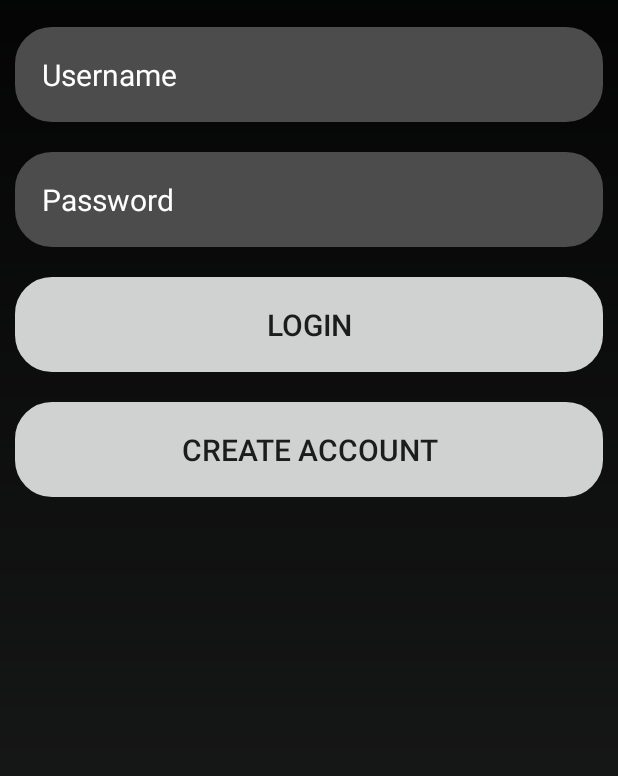
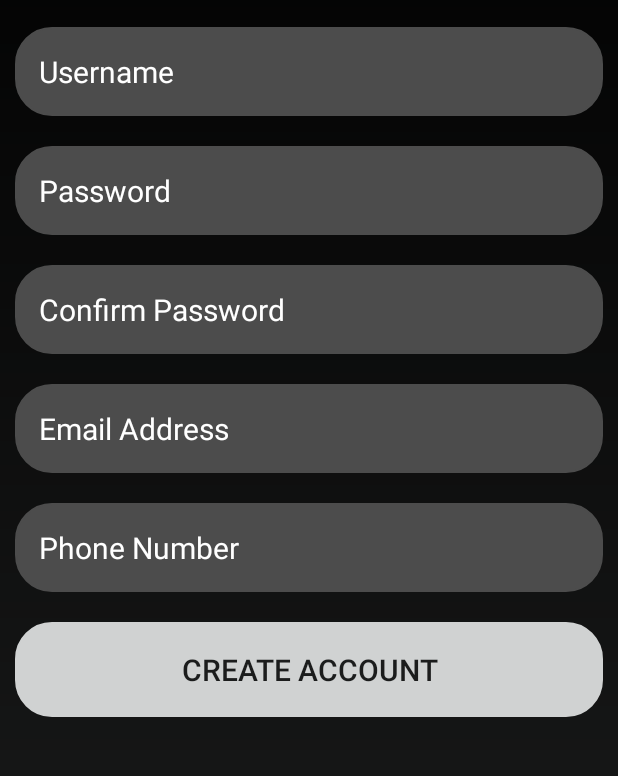
Before and after one commit to yashpatolia/nutrify, an Android app built with Jetpack Compose: the screen it shows after launch (MainActivity), after a tap on "CREATE ACCOUNT", on a phone screen of 412 x 824 dp, the part 199-975 px from its top. Run offline under Robolectric (Android 15) with nearby library versions, the phone set to English and light mode, and no system bars.

Commit message:
Login is properly integrated with the login page

```diff
--- a/code/app/src/main/java/com/example/nutrify/MainActivity.kt
+++ b/code/app/src/main/java/com/example/nutrify/MainActivity.kt
@@ -1,35 +1,69 @@
 package com.example.nutrify
 import android.os.Bundle
+import android.os.Environment
+import android.util.Log
 import android.widget.Button
 import android.widget.EditText
 import androidx.activity.ComponentActivity
-
+import com.example.nutrify.account.AccountDatabase
 
 import com.example.nutrify.account.AccountManager
 
-val accountManagement = AccountManager();
+
 
 
 class MainActivity : ComponentActivity() {
+
+
     override fun onCreate(savedInstanceState: Bundle?) {
+        Log.i("MyTag", "This is an info message")
         super.onCreate(savedInstanceState)
         setContentView(R.layout.activity_main)
+        Log.i("File",
+        this.getExternalFilesDir(Environment.DIRECTORY_DOWNLOADS)
+            ?.let { Log.i("Files", it.absolutePath) }.toString());
 
+        val accountManagement = AccountManager("/storage/emulated/0/Android/data/com.example.nutrify/files/Download/account.csv");
         var usernameInput : EditText = findViewById(R.id.username_input)
         var passwordInput : EditText =findViewById(R.id.password_input)
+
         var loginButton : Button = findViewById(R.id.login_but)
         var createButton : Button = findViewById(R.id.create_but)
 
         loginButton.setOnClickListener {
-            val username = usernameInput.text.toString();
+            val username = usernameInput.text.toString()
             val password = passwordInput.text.toString()
             if (accountManagement.login(username, password)) {
-                //successful login route to home page
+                Log.i("Login Attempt", "Successful")
+            }
+            else{
+                Log.i("Login Attempt", "Failure")
             }
         }
 
         createButton.setOnClickListener{
+            setContentView(R.layout.create_account)
+            var usernameInput : EditText = findViewById(R.id.username_input)
+            var passwordInput : EditText =findViewById(R.id.password_input)
+            var createButton : Button = findViewById(R.id.create_but)
+            var passwordConfInput : EditText =findViewById(R.id.password_conf_input)
+            var emailInput : EditText =findViewById(R.id.email_input)
+            var phoneInput : EditText =findViewById(R.id.phone_input)
 
+
+            val username = usernameInput.text.toString()
+            val password = passwordInput.text.toString()
+            val passwordConf = passwordConfInput.text.toString()
+            val email = emailInput.text.toString()
+            val phone = phoneInput.text.toString()
+
+            createButton.setOnClickListener{
+                if(passwordConf == password){
+                    Log.i("Account", "Creating Account")
+                    accountManagement.createAccount(username, password, email, phone)
+
+                }
+            }
         }
 
     }
--- a/code/app/src/main/java/com/example/nutrify/account/AccountDatabase.java
+++ b/code/app/src/main/java/com/example/nutrify/account/AccountDatabase.java
@@ -1,4 +1,6 @@
 package com.example.nutrify.account;
+
+import android.util.Log;
 
 import java.io.BufferedReader;
 import java.io.FileReader;
@@ -7,17 +9,22 @@ import java.util.Arrays;
 import java.util.UUID;
 
 public class AccountDatabase {
-    private final String filePath = "./src/main/java/com/example/nutrify/account/account.csv";
-    public AccountDatabase(){}
+    private final String filePath;
+
+    public AccountDatabase(String filePath){
+        this.filePath = filePath;
+    }
 
     private String retrieve(String attribute, int column){
-
+        Log.i("Retrieve", "Retrieving " + attribute + " from " + filePath );
         BufferedReader reader = null;
         String line = "";
         try{
+
             reader = new BufferedReader(new FileReader(filePath));
+
             while((line = reader.readLine()) != null){
-
+                System.out.println(line);
                 String[] row = line.split(",");
                 System.out.println(row.length + " " + Arrays.toString(row));
                 if(row.length>column){
@@ -75,6 +82,7 @@ public class AccountDatabase {
             writeToDB(infoForCSV, true);
             return true;
         } catch (Exception e) {
+            Log.i("AccountDB", e.toString());
             return false;
         }
     }
@@ -101,7 +109,7 @@ public class AccountDatabase {
     }
 
     public boolean properCredentials(String username, String password){
-
+        System.out.println(username + " " + password);
         String data = retrieve(username, 1);
         System.out.println(data);
         if(data != null){
--- a/code/app/src/main/java/com/example/nutrify/account/AccountManagement.java
+++ b/code/app/src/main/java/com/example/nutrify/account/AccountManagement.java
@@ -5,8 +5,8 @@ import java.util.UUID;
 public abstract class AccountManagement {
     private final AccountDatabase accountDB;
 
-    public AccountManagement(){
-        accountDB = new AccountDatabase();
+    public AccountManagement(String filePath){
+        accountDB = new AccountDatabase(filePath);
     }
 
     public abstract UUID createAccount(String username, String password, String email, String phoneNumber);
--- a/code/app/src/main/java/com/example/nutrify/account/AccountManager.java
+++ b/code/app/src/main/java/com/example/nutrify/account/AccountManager.java
@@ -6,9 +6,11 @@ public class AccountManager extends AccountManagement{
 
     private final AccountDatabase accountDB;
 
-    public AccountManager(){
-        accountDB = new AccountDatabase();
+    public AccountManager(String filePath){
+        super(filePath);
+        accountDB = new AccountDatabase(filePath);
     }
+
     public UUID createAccount(String username, String password, String email, String phoneNumber){
         UserInformation newUser = new UserInformation(username, email, password, phoneNumber);
         if(accountDB.createAccount(newUser)){
--- a/code/app/src/main/java/com/example/nutrify/account/account.csv
+++ b/code/app/src/main/java/com/example/nutrify/account/account.csv
@@ -16,3 +16,15 @@ a13b05ca-9ec7-4a5b-83eb-ec684da884ce,UpU,Uppass,Uemail,Upn
 
 679f3823-8f01-48fe-b4fe-746a5ab08707,UpU,Uppass,Uemail,Upn
 f8f03dc2-eaf0-4818-bb65-99d590c532a8,Tuname,Temail,Tpass,Tpn
+
+e6169143-6f92-439c-9c22-932f55fbeb88,UpU,Uppass,Uemail,Upn
+08d110cd-6b09-4796-8a47-d036fc28b021,Tuname,Temail,Tpass,Tpn
+
+ca3cf17d-4906-4df3-b52d-68add8259db6,UpU,Uppass,Uemail,Upn
+35223879-ca27-4ef6-9de6-9aea2887cb40,Tuname,Temail,Tpass,Tpn
+
+f9de670a-2322-4389-b6c2-9cb2dd29995a,UpU,Uppass,Uemail,Upn
+3ef632f5-3bc7-4d73-8350-a085fcb58472,Tuname,Temail,Tpass,Tpn
+
+2ed4e459-e618-4d83-a8db-26cb2ee7698e,UpU,Uppass,Uemail,Upn
+cd423331-11d8-4589-a08a-03848b4d7c07,Tuname,Temail,Tpass,Tpn
--- /dev/null
+++ b/code/app/src/main/res/layout/create_account.xml
@@ -0,0 +1,116 @@
+<?xml version="1.0" encoding="utf-8"?>
+<RelativeLayout
+    xmlns:android="http://schemas.android.com/apk/res/android"
+    xmlns:tools="http://schemas.android.com/tools"
+    android:orientation="vertical"
+    android:layout_width="match_parent"
+    android:layout_height="match_parent"
+    android:background="@drawable/login_page"
+    tools:context=".MainActivity">
+
+    <LinearLayout
+        android:layout_width="match_parent"
+        android:layout_height="wrap_content"
+        android:gravity="center"
+        android:orientation="vertical">
+
+        <TextView
+            android:layout_width="match_parent"
+            android:layout_height="wrap_content"
+            android:layout_margin="30dp"
+            android:text="Nutrify"
+            android:textColor="@color/white"
+            android:textSize="60dp"
+            android:gravity="center"/>
+
+        <EditText
+            android:layout_width="match_parent"
+            android:layout_height="wrap_content"
+            android:hint="Username"
+            android:textColor="@color/white"
+            android:textColorHint="@color/white"
+            android:textSize="20sp"
+            android:background="@drawable/rounded_corner"
+            android:padding="16dp"
+            android:inputType="text"
+            android:id="@+id/username_input"
+            android:backgroundTint="#4c4c4c"
+            android:layout_margin="10dp"/>
+
+        <EditText
+            android:layout_width="match_parent"
+            android:layout_height="wrap_content"
+            android:hint="Password"
+            android:layout_marginTop="16dp"
+            android:textColor="@color/white"
+            android:textColorHint="@color/white"
+            android:textSize="20sp"
+            android:background="@drawable/rounded_corner"
+            android:padding="16dp"
+            android:inputType="text"
+            android:id="@+id/password_input"
+            android:backgroundTint="#4c4c4c"
+            android:layout_margin="10dp"/>
+
+        <EditText
+            android:layout_width="match_parent"
+            android:layout_height="wrap_content"
+            android:hint="Confirm Password"
+            android:layout_marginTop="16dp"
+            android:textColor="@color/white"
+            android:textColorHint="@color/white"
+            android:textSize="20sp"
+            android:background="@drawable/rounded_corner"
+            android:padding="16dp"
+            android:inputType="text"
+            android:id="@+id/password_conf_input"
+            android:backgroundTint="#4c4c4c"
+            android:layout_margin="10dp"/>
+
+        <EditText
+            android:layout_width="match_parent"
+            android:layout_height="wrap_content"
+            android:hint="Email Address"
+            android:layout_marginTop="14dp"
+            android:textColor="@color/white"
+            android:textColorHint="@color/white"
+            android:textSize="20sp"
+            android:background="@drawable/rounded_corner"
+            android:padding="16dp"
+            android:inputType="text"
+            android:id="@+id/email_input"
+            android:backgroundTint="#4c4c4c"
+            android:layout_margin="10dp"/>
+
+        <EditText
+            android:layout_width="match_parent"
+            android:layout_height="wrap_content"
+            android:hint="Phone Number"
+            android:layout_marginTop="16dp"
+            android:textColor="@color/white"
+            android:textColorHint="@color/white"
+            android:textSize="20sp"
+            android:background="@drawable/rounded_corner"
+            android:padding="16dp"
+            android:inputType="text"
+            android:id="@+id/phone_input"
+            android:backgroundTint="#4c4c4c"
+            android:layout_margin="10dp"/>
+
+
+
+        <Button
+            android:layout_width="match_parent"
+            android:layout_height="wrap_content"
+            android:text="create Account"
+            android:textColor="#1b1c1c"
+            android:backgroundTint="#d0d2d2"
+            android:padding="18dp"
+            android:layout_marginTop="18dp"
+            android:textSize="20sp"
+            android:id="@+id/create_but"
+            android:layout_margin="10dp"
+            android:background="@drawable/rounded_corner"/>
+    </LinearLayout>
+
+</RelativeLayout>
```
Also changed, not shown: 2 other files.
